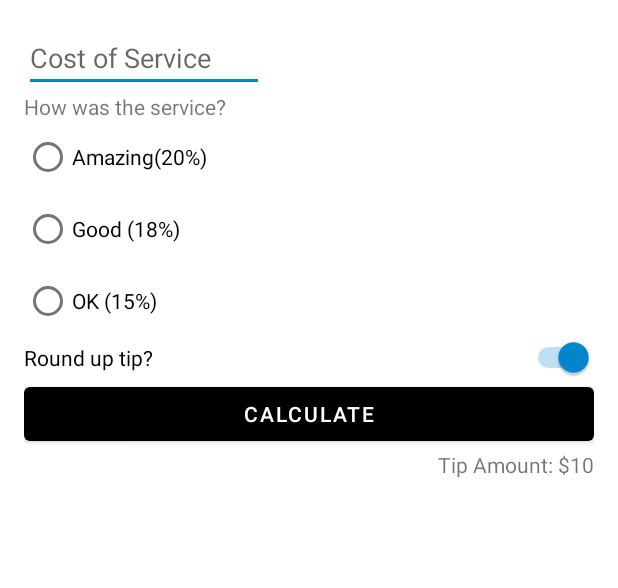
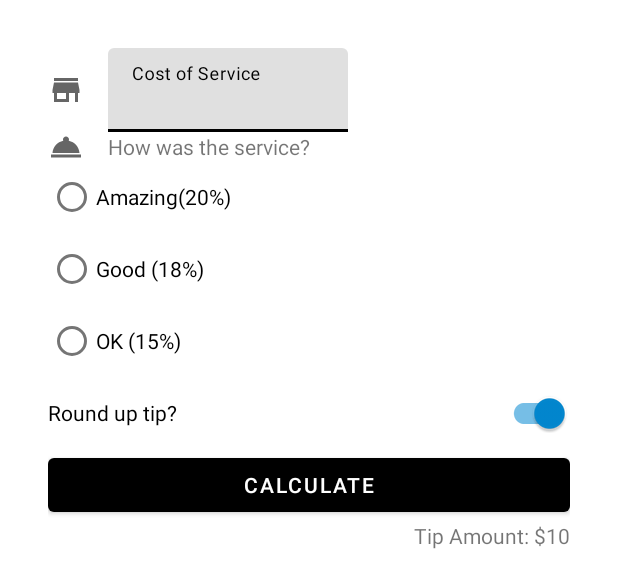
Before and after one commit to iscarina/TipTime_Ismael, an Android app: the layout activity_main.xml on its own in the app's theme, with its tools: preview values and no code run, on a phone screen of 412 x 824 dp. Shown: the top 588 px of the screen. Run offline under Robolectric (Android 15) with nearby library versions, the phone set to English and light mode, and no system bars.

Commit message:
Ejercicio 6

```diff
--- a/app/build.gradle
+++ b/app/build.gradle
@@ -14,6 +14,8 @@ android {
         versionName "1.0"
 
         testInstrumentationRunner "androidx.test.runner.AndroidJUnitRunner"
+
+        vectorDrawables.useSupportLibrary = true
     }
 
     buildTypes {
@@ -36,6 +38,7 @@ android {
 
 dependencies {
 
+    implementation 'com.google.android.material:material:<version>'
     implementation 'androidx.core:core-ktx:1.7.0'
     implementation 'androidx.appcompat:appcompat:1.3.0'
     implementation 'com.google.android.material:material:1.4.0'
--- a/app/src/main/java/com/example/tiptime/MainActivity.kt
+++ b/app/src/main/java/com/example/tiptime/MainActivity.kt
@@ -4,6 +4,7 @@ import androidx.appcompat.app.AppCompatActivity
 import android.os.Bundle
 import com.example.tiptime.databinding.ActivityMainBinding
 import java.text.NumberFormat
+import kotlin.math.ceil
 
 class MainActivity : AppCompatActivity() {
 
@@ -18,8 +19,8 @@ class MainActivity : AppCompatActivity() {
     }
 
     fun calculateTip() {
-        val stringInTextField = binding.costOfService.text.toString()
-        val cost = stringInTextField.toDouble()
+        val stringInTextField = binding.costOfServiceEditText.text.toString()
+        val cost = stringInTextField.toDoubleOrNull()
 
         if (cost == null) {
             binding.tipResult.text = ""
@@ -36,7 +37,7 @@ class MainActivity : AppCompatActivity() {
         var tip = tipPercentage * cost
         val roundUp = binding.roundUpSwitch.isChecked
         if (roundUp) {
-            tip = kotlin.math.ceil(tip)
+            tip = ceil(tip)
         }
         val formattedTip = NumberFormat.getCurrencyInstance().format(tip)
         binding.tipResult.text = getString(R.string.tip_amount, formattedTip)
--- /dev/null
+++ b/app/src/main/res/drawable/ic_round_up.xml
@@ -0,0 +1,11 @@
+<vector xmlns:android="http://schemas.android.com/apk/res/android"
+    android:width="24dp"
+    android:height="24dp"
+    android:viewportWidth="24"
+    android:viewportHeight="24"
+    android:tint="?attr/colorControlNormal"
+    android:autoMirrored="true">
+  <path
+      android:fillColor="@android:color/white"
+      android:pathData="M9,5v2h6.59L4,18.59 5.41,20 17,8.41V15h2V5z"/>
+</vector>
--- /dev/null
+++ b/app/src/main/res/drawable/ic_service.xml
@@ -0,0 +1,10 @@
+<vector xmlns:android="http://schemas.android.com/apk/res/android"
+    android:width="24dp"
+    android:height="24dp"
+    android:viewportWidth="24"
+    android:viewportHeight="24"
+    android:tint="?attr/colorControlNormal">
+  <path
+      android:fillColor="@android:color/white"
+      android:pathData="M2,17h20v2L2,19zM13.84,7.79c0.1,-0.24 0.16,-0.51 0.16,-0.79 0,-1.1 -0.9,-2 -2,-2s-2,0.9 -2,2c0,0.28 0.06,0.55 0.16,0.79C6.25,8.6 3.27,11.93 3,16h18c-0.27,-4.07 -3.25,-7.4 -7.16,-8.21z"/>
+</vector>
--- /dev/null
+++ b/app/src/main/res/drawable/ic_store.xml
@@ -0,0 +1,10 @@
+<vector xmlns:android="http://schemas.android.com/apk/res/android"
+    android:width="24dp"
+    android:height="24dp"
+    android:viewportWidth="24"
+    android:viewportHeight="24"
+    android:tint="?attr/colorControlNormal">
+  <path
+      android:fillColor="@android:color/white"
+      android:pathData="M20,4L4,4v2h16L20,4zM21,14v-2l-1,-5L4,7l-1,5v2h1v6h10v-6h4v6h2v-6h1zM12,18L6,18v-4h6v4z"/>
+</vector>
--- a/app/src/main/res/layout/activity_main.xml
+++ b/app/src/main/res/layout/activity_main.xml
@@ -1,5 +1,5 @@
 <?xml version="1.0" encoding="utf-8"?>
-<androidx.constraintlayout.widget.ConstraintLayout xmlns:android="http://schemas.android.com/apk/res/android"
+<ScrollView xmlns:android="http://schemas.android.com/apk/res/android"
     xmlns:app="http://schemas.android.com/apk/res-auto"
     xmlns:tools="http://schemas.android.com/tools"
     android:layout_width="match_parent"
@@ -7,21 +7,56 @@
     android:padding="16dp"
     tools:context=".MainActivity">
 
-    <EditText
+    <androidx.constraintlayout.widget.ConstraintLayout
+        android:layout_width="match_parent"
+        android:layout_height="wrap_content"
+        android:padding="16dp">
+
+        <ImageView
+            android:id="@+id/icon_cost_of_service"
+            android:layout_width="wrap_content"
+            android:layout_height="wrap_content"
+            android:importantForAccessibility="no"
+            app:layout_constraintBottom_toBottomOf="@id/cost_of_service"
+            app:layout_constraintStart_toStartOf="parent"
+            app:layout_constraintTop_toTopOf="@id/cost_of_service"
+            app:srcCompat="@drawable/ic_store" />
+
+        <com.google.android.material.textfield.TextInputLayout
             android:id="@+id/cost_of_service"
-        android:hint="Cost of Service"
+            android:layout_width="160dp"
             android:layout_height="wrap_content"
-        android:layout_width="160dp"
+            android:layout_marginStart="16dp"
+            android:hint="@string/cost_of_service"
+            app:layout_constraintStart_toEndOf="@id/icon_cost_of_service"
+            app:layout_constraintTop_toTopOf="parent">
+
+            <com.google.android.material.textfield.TextInputEditText
+                android:id="@+id/cost_of_service_edit_text"
+                android:layout_width="match_parent"
+                android:layout_height="wrap_content"
+                android:inputType="numberDecimal" />
+
+        </com.google.android.material.textfield.TextInputLayout>
+
+    <ImageView
+        android:id="@+id/icon_service_question"
+        android:layout_width="wrap_content"
+        android:layout_height="wrap_content"
+        android:importantForAccessibility="no"
+        app:layout_constraintBottom_toBottomOf="@id/service_question"
         app:layout_constraintStart_toStartOf="parent"
-        app:layout_constraintTop_toTopOf="parent"
-        android:inputType="numberDecimal"/>
+        app:layout_constraintTop_toTopOf="@id/service_question"
+        app:srcCompat="@drawable/ic_service" />
+
         <TextView
             android:id="@+id/service_question"
             android:layout_width="wrap_content"
             android:layout_height="wrap_content"
+            android:layout_marginStart="40dp"
             android:text="How was the service?"
             app:layout_constraintStart_toStartOf="parent"
-        app:layout_constraintTop_toBottomOf="@id/cost_of_service"/>
+            app:layout_constraintTop_toBottomOf="@id/cost_of_service" />
 
         <RadioGroup
         android:id="@+id/tip_options"
@@ -36,6 +71,7 @@
                 android:layout_width="wrap_content"
                 android:layout_height="wrap_content"
                 android:text="Amazing(20%)" />
+
             <RadioButton
                 android:id="@+id/option_eighteen_percent"
                 android:layout_width="wrap_content"
@@ -48,13 +84,15 @@
             android:layout_height="wrap_content"
             android:text="OK (15%)" />
     </RadioGroup>
-    <Switch
+
+        <com.google.android.material.switchmaterial.SwitchMaterial
             android:id="@+id/round_up_switch"
             android:layout_width="0dp"
             android:layout_height="wrap_content"
             android:checked="true"
             android:text="Round up tip?"
             app:layout_constraintEnd_toEndOf="parent"
+            app:layout_constraintHorizontal_bias="1.0"
             app:layout_constraintStart_toStartOf="parent"
             app:layout_constraintTop_toBottomOf="@id/tip_options" />
 
@@ -75,3 +113,4 @@
         app:layout_constraintTop_toBottomOf="@id/calculate_button"
         tools:text="Tip Amount: $10"/>
     </androidx.constraintlayout.widget.ConstraintLayout>
+</ScrollView>
```
Lines whose indentation alone changed are shown as unchanged.
